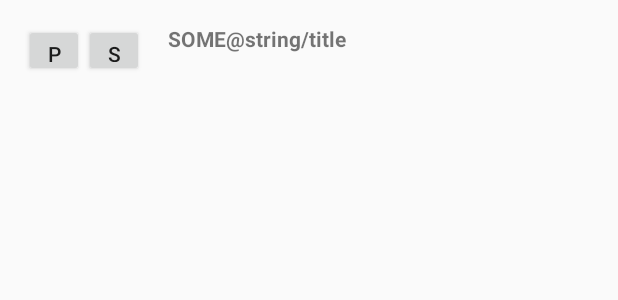
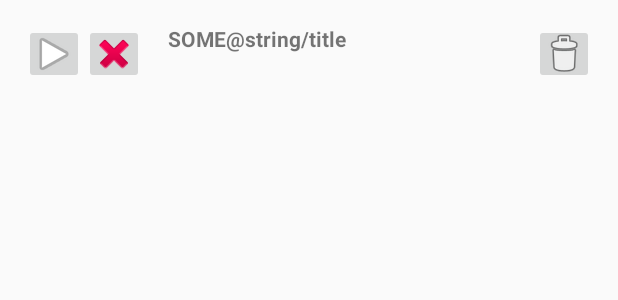
Before and after one commit to teodory/VoiceRecorder, an Android app: the layout list_item.xml on its own in the app's theme, with its tools: preview values and no code run, on a phone screen of 412 x 824 dp. Shown: the top 300 px of the screen. Run offline under Robolectric (Android 15) with nearby library versions, the phone set to English and light mode, and no system bars.

Commit message:
Add Delete record functionality.

```diff
--- a/app/src/main/res/layout/list_item.xml
+++ b/app/src/main/res/layout/list_item.xml
@@ -8,26 +8,34 @@
         android:padding="16dp">
 
 
-    <Button
-            android:text="P"
+    <ImageButton
+            android:text="Play"
+            android:src="@android:drawable/ic_media_play"
             android:layout_width="40dp"
-            android:layout_height="35dp"
+            android:layout_height="40dp"
             android:id="@+id/myPlayRecord"/>
             <!--android:layout_weight="1"-->
-    <Button
-            android:text="S"
+    <ImageButton
+            android:text="Stop"
+            android:src="@android:drawable/ic_delete"
             android:layout_width="40dp"
-            android:layout_height="35dp"
+            android:layout_height="40dp"
             android:id="@+id/myStropPlayRec"/>
     <TextView
             android:id="@+id/list_title"
             android:layout_width="wrap_content"
-            android:layout_height="35dp"
+            android:layout_height="40dp"
             android:layout_gravity="left"
             android:paddingLeft="16dp"
             android:text="SOME@string/title"
+            android:layout_weight="1"
             android:textStyle="bold"/>
 
+    <ImageButton
+            android:layout_width="40dp"
+            android:layout_height="40dp"
+            android:id="@+id/myDeleteButton"
+            android:src="@android:drawable/ic_menu_delete"/>
     <!--<TextView-->
     <!--android:id="@+id/list_description"-->
     <!--android:layout_width="wrap_content"-->
```
Also changed, not shown: app/src/main/java/com/example/voicerecorder/CommonFunctions.kt (+8 -1 lines), app/src/main/java/com/example/voicerecorder/CustomAdapter.kt (+15 -5 lines).
